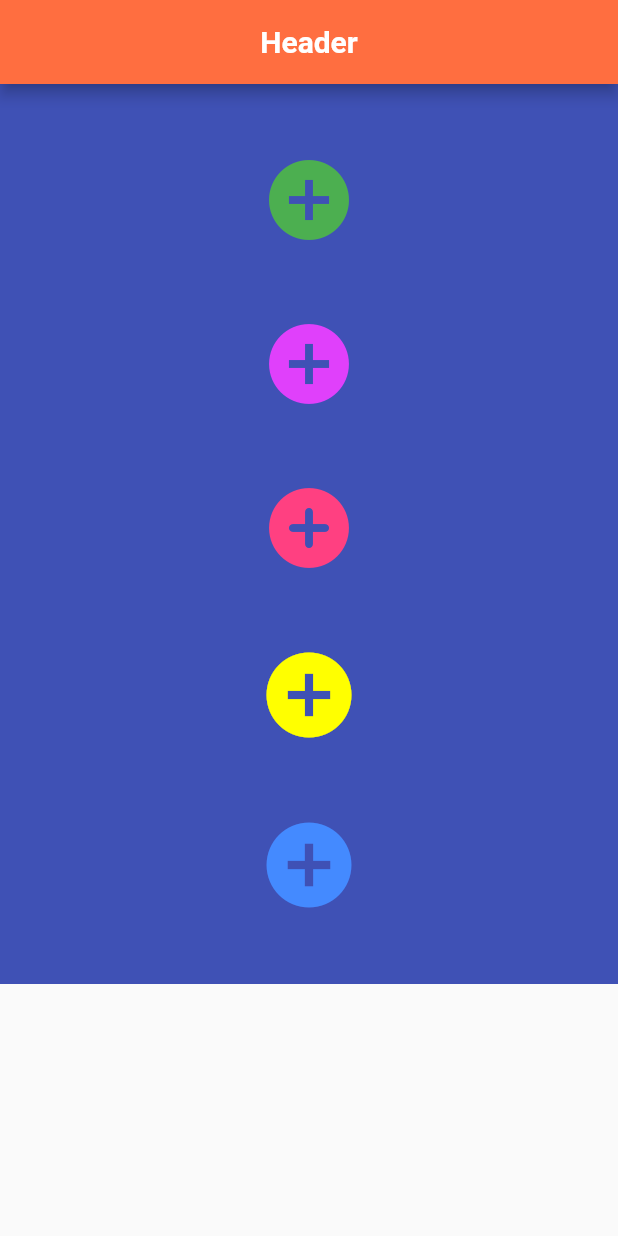
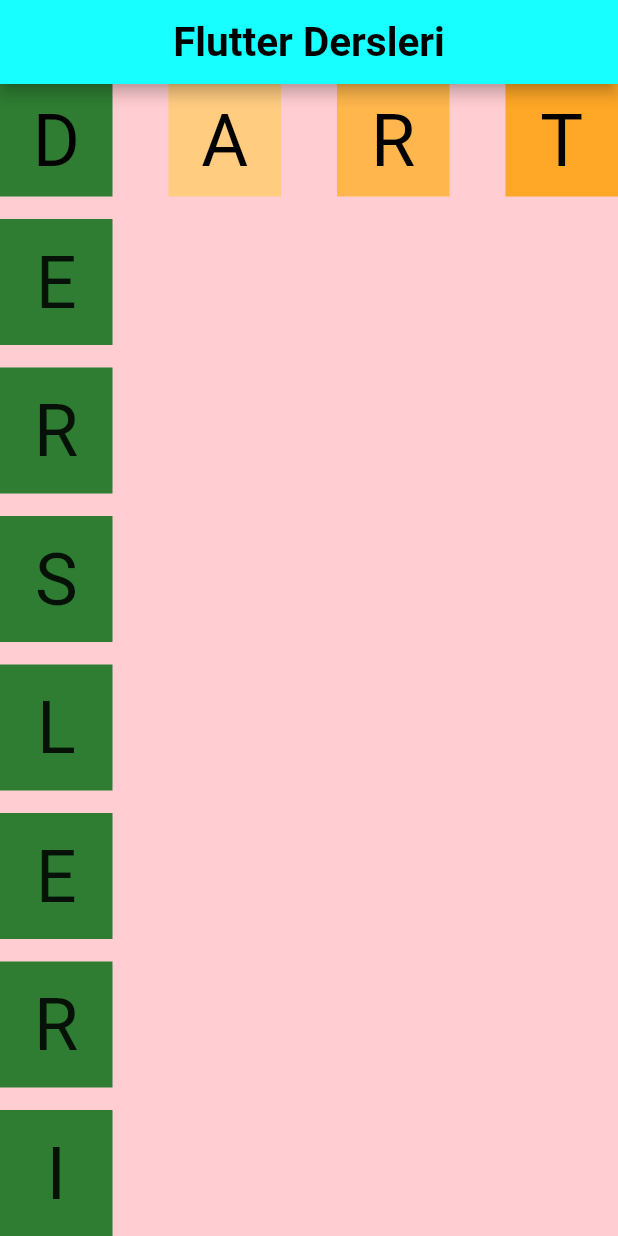
Before and after one commit to Ozge-Buyuktorun/Counter_App, a Flutter app: the screen it shows after launch, on a phone screen of 412 x 824 dp. Run offline on Flutter 3.47's test engine with Material 2 defaults, Android fonts, the phone set to English and light mode, and no system bars.

Commit message:
Update main.dart

```diff
--- a/lib/main.dart
+++ b/lib/main.dart
@@ -1,8 +1,115 @@
+// ignore_for_file: sized_box_for_whitespace
+
 import 'package:flutter/material.dart';
-void main() {
-  runApp(const MyApp());
-}
+void main() { runApp(const MyApp());}
 class MyApp extends StatelessWidget {
+Row dartRowOlustur() {
+  return Row(
+    mainAxisAlignment: MainAxisAlignment.spaceBetween,
+    children: [
+      Container(
+        width: 75,
+        height: 75,
+        alignment: Alignment.center,
+        color: Colors.green.shade800,
+        child: const Text('D', style: TextStyle(fontSize: 48, color: Colors.black,))),
+      Container(
+          width: 75,
+          height: 75,
+          alignment: Alignment.center,
+          color: Colors.orange.shade200,
+         child: const Text('A', style: TextStyle(fontSize: 48, color: Colors.black,))),
+      Container(
+          width: 75,
+          height: 75,
+          alignment: Alignment.center,
+          color: Colors.orange.shade300,
+          child: const Text('R', style: TextStyle(fontSize: 48, color: Colors.black,))),
+      Container(
+        width: 75,
+        height: 75,
+        alignment: Alignment.center,
+        color: Colors.orange.shade400,
+        child: const Text('T', style: TextStyle(fontSize: 48, color: Colors.black,))),
+    ],);
+  }
+    Column dersleriColumnOlustur() {
+          return Column(
+            mainAxisAlignment: MainAxisAlignment.spaceAround,
+          children: [
+            Expanded(child: Container(
+              width: 75,
+              height: 75,
+              alignment: Alignment.center,
+              color: Colors.green.shade800,
+              margin: EdgeInsets.only(top: 15),
+              child: const Text('E', style: TextStyle(fontSize: 48),
+              ),
+            ),
+            ),
+          Expanded(child: Container(
+              width: 75,
+              height: 75,
+              alignment: Alignment.center,
+              margin: EdgeInsets.only(top: 15),
+              color: Colors.green.shade800,
+              child: const Text('R', style: TextStyle(fontSize: 48),
+              ),
+            ),
+            ),
+            Expanded(child: Container(
+              width: 75,
+              height: 75,
+              alignment: Alignment.center,
+              color: Colors.green.shade800,
+              margin: EdgeInsets.only(top: 15),
+              child: const Text('S', style: TextStyle(fontSize: 48),
+              ),
+            ),
+            ),
+            Expanded(child: Container(
+              width: 75,
+              height: 75,
+              alignment: Alignment.center,
+              color: Colors.green.shade800,
+              margin: EdgeInsets.only(top: 15),
+              child: const Text('L', style: TextStyle(fontSize: 48),
+              ),
+            ),
+            ),
+            Expanded(child: Container(
+              width: 75,
+              height: 75,
+              alignment: Alignment.center,
+              color: Colors.green.shade800,
+              margin: EdgeInsets.only(top: 15),
+              child: const Text('E', style: TextStyle(fontSize: 48),
+              ),
+            ),
+            ),
+            Expanded(child: Container(
+              width: 75,
+              height: 75,
+              alignment: Alignment.center,
+              color: Colors.green.shade800,
+              margin: EdgeInsets.only(top: 15),
+              child: const Text('R', style: TextStyle(fontSize: 48),
+              ),
+            ),
+            ),
+            Expanded(child: Container(
+              width: 75,
+              height: 75,
+              alignment: Alignment.center,
+              color: Colors.green.shade800,
+              margin: EdgeInsets.only(top: 15),
+              child: const Text('I', style: TextStyle(fontSize: 48),
+              ),
+            ),
+            ),
+          ],
+        );
+    }
   const MyApp({super.key});
   @override
   Widget build(BuildContext context) {
@@ -11,26 +118,63 @@ class MyApp extends StatelessWidget {
       theme : ThemeData( primaryColor: Colors.greenAccent),
       home: Scaffold(
         appBar: AppBar(
-          title: const Text('Header', style: TextStyle(fontWeight: FontWeight.bold), selectionColor:
-           Colors.black), centerTitle:
-           true, backgroundColor: Colors.deepOrangeAccent,
+          title: const Text('Flutter Dersleri', style: TextStyle( color: Colors.black, fontWeight:
+             FontWeight.bold, fontSize: 27)),
+             centerTitle:
+           true, backgroundColor: Colors.cyanAccent,
         ),
-        body : Container( color: Colors.indigo,
-         height: 600,
-          child: Column(
-            mainAxisSize: MainAxisSize.max,
-            mainAxisAlignment: MainAxisAlignment.spaceEvenly,
-            crossAxisAlignment: CrossAxisAlignment.stretch,
-            children: const <Widget>[
-              Icon( Icons.add_circle, size: 64, color: Colors.green),
-              Icon( Icons.add_circle, size:64, color: Colors.purpleAccent),
-              Icon ( Icons.add_circle_rounded, size: 64, color: Colors.pinkAccent),
-              Icon( Icons.add_circle_sharp, size : 68, color: Colors.yellowAccent),
-              Icon( Icons.add_circle_sharp, size : 68, color: Colors.blueAccent),
+      body: Container(
+        color: Colors.red.shade100,
+        child: Column(
+            crossAxisAlignment: CrossAxisAlignment.start,
+            children: [
+              dartRowOlustur(),
+              Expanded(child: dersleriColumnOlustur()),
             ],
-          ),
         ),
+      ),
       ),
     );
   }
 }
+
+
+
+
+
+// import 'package:flutter/material.dart';
+// void main() {
+//   runApp(const MyApp());
+// }
+// class MyApp extends StatelessWidget {
+//   const MyApp({super.key});
+//   @override
+//   Widget build(BuildContext context) {
+//     return MaterialApp(
+//       debugShowCheckedModeBanner: false,
+//       theme : ThemeData( primaryColor: Colors.greenAccent),
+//       home: Scaffold(
+//         appBar: AppBar(
+//           title: const Text('Header', style: TextStyle(fontWeight: FontWeight.bold), selectionColor:
+//            Colors.black), centerTitle:
+//            true, backgroundColor: Colors.deepOrangeAccent,
+//         ),
+//         body : Container( color: Colors.indigo,
+//          height: 600,
+//           child: Column(
+//             mainAxisSize: MainAxisSize.max,
+//             mainAxisAlignment: MainAxisAlignment.spaceEvenly,
+//             crossAxisAlignment: CrossAxisAlignment.stretch,
+//             children: const <Widget>[
+//               Icon( Icons.add_circle, size: 64, color: Colors.green),
+//               Icon( Icons.add_circle, size:64, color: Colors.purpleAccent),
+//               Icon ( Icons.add_circle_rounded, size: 64, color: Colors.pinkAccent),
+//               Icon( Icons.add_circle_sharp, size : 68, color: Colors.yellowAccent),
+//               Icon( Icons.add_circle_sharp, size : 68, color: Colors.blueAccent),
+//             ],
+//           ),
+//         ),
+//       ),
+//     );
+//   }
+// }
```
